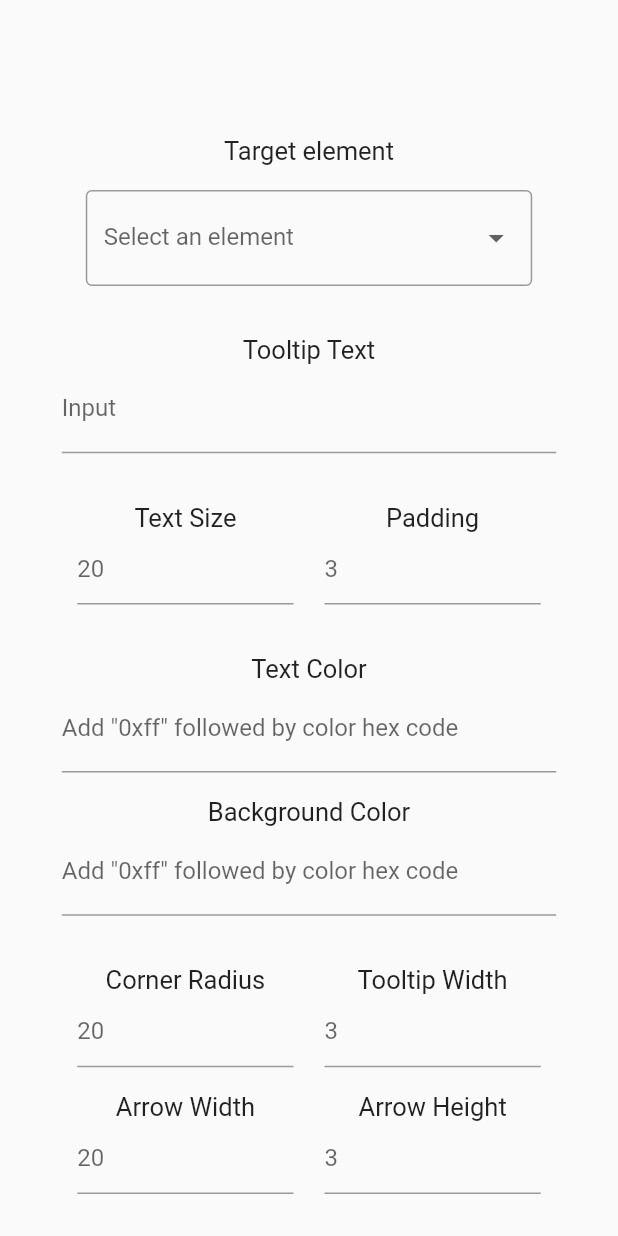
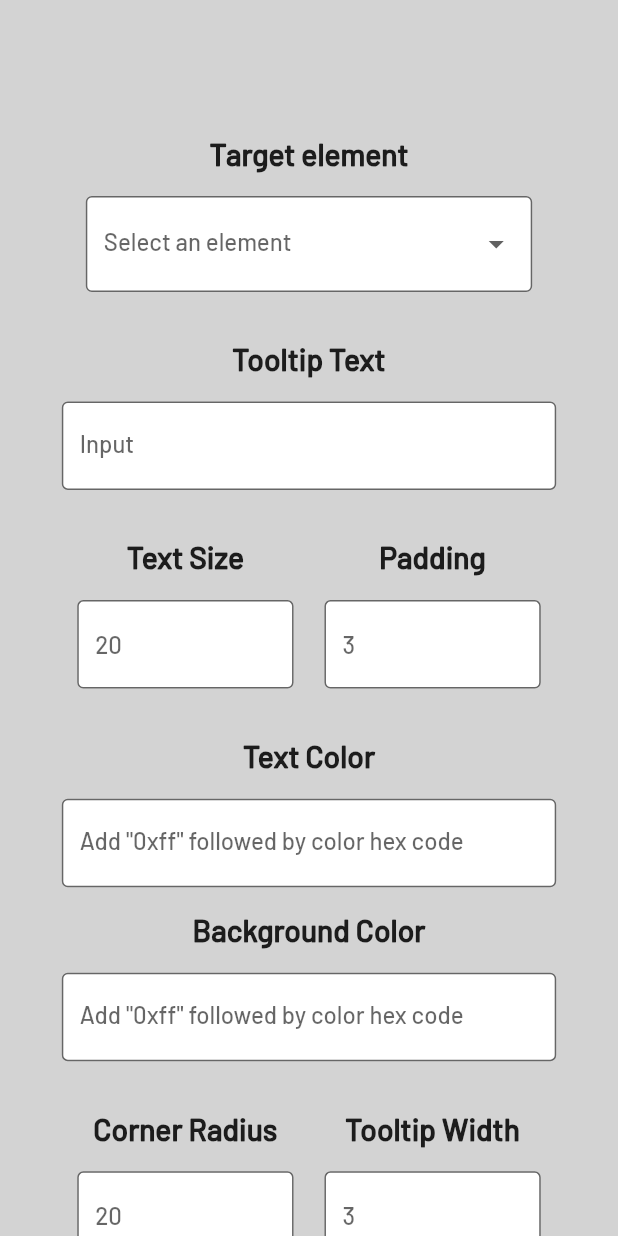
Before and after one commit to kishormahadikar/CustomTooltipRender_app, a Flutter app: the screen it shows after launch, on a phone screen of 412 x 824 dp. Run offline on Flutter 3.47's test engine with Material 2 defaults, Android fonts, the phone set to English and light mode, and no system bars.

Commit message:
UI Updated and bugs fixed

```diff
--- a/lib/main.dart
+++ b/lib/main.dart
@@ -27,6 +27,7 @@ class MyApp extends StatelessWidget {
   Widget build(BuildContext context) {
     return MaterialApp(
       home: Page1(),
+      theme: ThemeData(fontFamily: 'Barlow'),
       routes: {
         TooltipButton.routename: (context) => TooltipButton(),
       },
@@ -60,6 +61,9 @@ class _Page1State extends State<Page1> {
       body: SingleChildScrollView(
         child: Form(
           child: Container(
+            decoration: const BoxDecoration(
+              color: Color(0xffd3d3d3)
+            ),
             padding: EdgeInsets.symmetric(
               horizontal: MediaQuery.of(context).size.width * 0.1,
               vertical: MediaQuery.of(context).size.height * 0.05,
@@ -72,7 +76,8 @@ class _Page1State extends State<Page1> {
                 const Text(
                   'Target element',
                   style: TextStyle(
-                    fontSize: 17,
+                    fontSize: 20,
+                    fontWeight: FontWeight.bold
                   ),
                 ),
                 DropDownFormItem(
@@ -231,14 +236,20 @@ class _Page1State extends State<Page1> {
                         'textColor': _textColor,
                         'backgroundColor': _backgroundColor,
                         'arrowWidth': _arrowWidth == 0.0 ? 20.5 : _arrowWidth,
-                        'arrowHeight': _arrowHeight == 0.0 ? 15.5 : _arrowHeight,
-                        'cornerRadius': _cornerRadius == 0.0 ? 10.0 : _cornerRadius,
-                        'toolTipWidth': _tooltipWidth == 0.0 ? 111.1 : _tooltipWidth,
+                        'arrowHeight':
+                            _arrowHeight == 0.0 ? 15.5 : _arrowHeight,
+                        'cornerRadius':
+                            _cornerRadius == 0.0 ? 10.0 : _cornerRadius,
+                        'toolTipWidth':
+                            _tooltipWidth == 0.0 ? 111.1 : _tooltipWidth,
                         'imageUrl': _imageUrl,
                       },
                     );
                   },
-                  child: const Text("Render Tooltip"),
+                  style: ElevatedButton.styleFrom(
+                    primary: Color(0xff00008b)
+  ),
+                  child: const Text("Render Tooltip",style: TextStyle(fontSize: 17),),
                 ),
               ],
             ),
@@ -257,14 +268,24 @@ class _Page1State extends State<Page1> {
   }) {
     return Column(
       children: [
-         Text(
+        Text(
           label,
-          style: TextStyle(
-            fontSize: 17,
+          textAlign: TextAlign.start,
+          style: const TextStyle(
+            fontSize: 20,
+            fontWeight: FontWeight.bold
           ),
         ),
+        SizedBox(
+          height: MediaQuery.of(context).size.height * 0.02,
+        ),
         TextFormField(
-          decoration: InputDecoration(labelText: labelText),
+          decoration: InputDecoration(
+            labelText: labelText,
+            filled: true,
+            fillColor: Colors.white,
+            border: OutlineInputBorder(),
+          ),
           onChanged: onChanged,
         ),
         SizedBox(
@@ -285,14 +306,25 @@ class _Page1State extends State<Page1> {
       width: MediaQuery.of(context).size.width * 0.35,
       child: Column(
         children: [
-           Text(
+          Text(
             label,
-            style: TextStyle(
-              fontSize: 17,
+            textAlign: TextAlign.start,
+            style: const TextStyle(
+              fontSize: 20,
+              fontWeight: FontWeight.bold
             ),
           ),
+          SizedBox(
+            height: MediaQuery.of(context).size.height * 0.02,
+          ),
           TextFormField(
-            decoration: InputDecoration(hintText: hintText),
+            decoration: InputDecoration(
+              hintText: hintText,
+              filled: true,
+              fillColor: Colors.white,
+              border: OutlineInputBorder(),
+
+            ),
             keyboardType: TextInputType.number,
             onChanged: onChanged,
           ),
@@ -336,6 +368,8 @@ class _DropDownFormItemState extends State<DropDownFormItem> {
         decoration: const InputDecoration(
           labelText: 'Select an element',
           border: OutlineInputBorder(),
+          fillColor: Colors.white,
+          filled: true
         ),
       ),
     );
--- a/pubspec.yaml
+++ b/pubspec.yaml
@@ -86,5 +86,11 @@ flutter:
   #       - asset: fonts/TrajanPro_Bold.ttf
   #         weight: 700
   #
+  fonts:
+    - family: Barlow
+      fonts:
+        - asset: fonts/Barlow-Medium.ttf
+
+
   # For details regarding fonts from package dependencies,
   # see https://flutter.dev/custom-fonts/#from-packages
```
Also changed, not shown: lib/widgets/tooltipbutton.dart (+23 -8 lines), fonts/Barlow-Medium.ttf (renamed from assets/fonts/Barlow-Medium.ttf).
